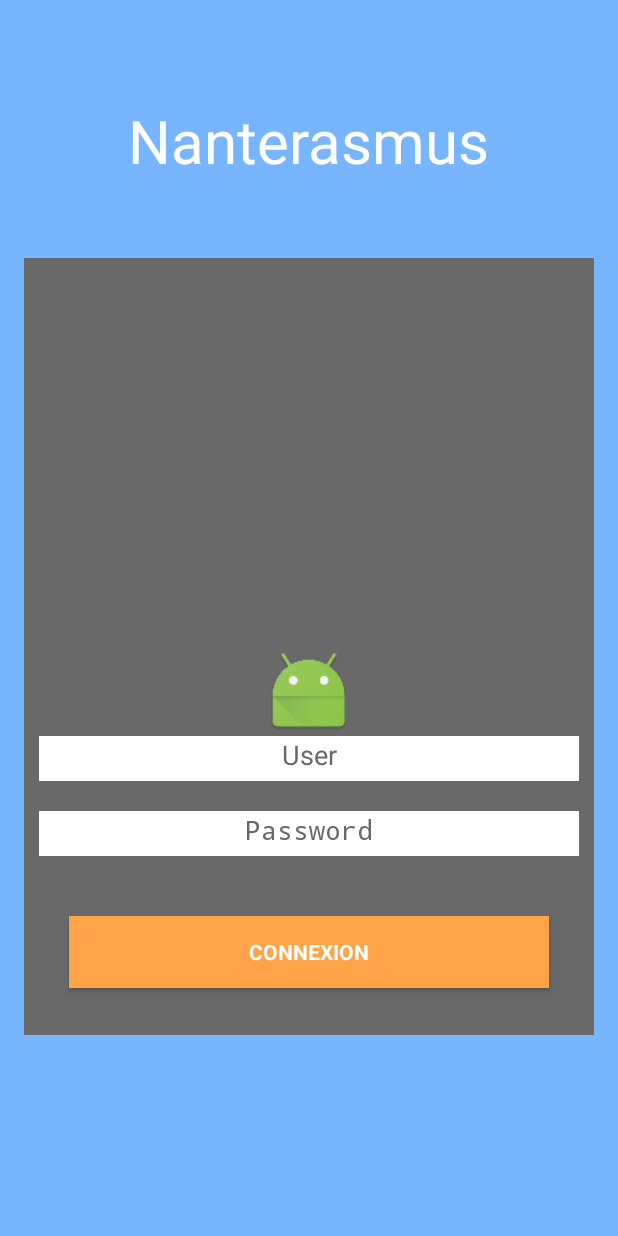
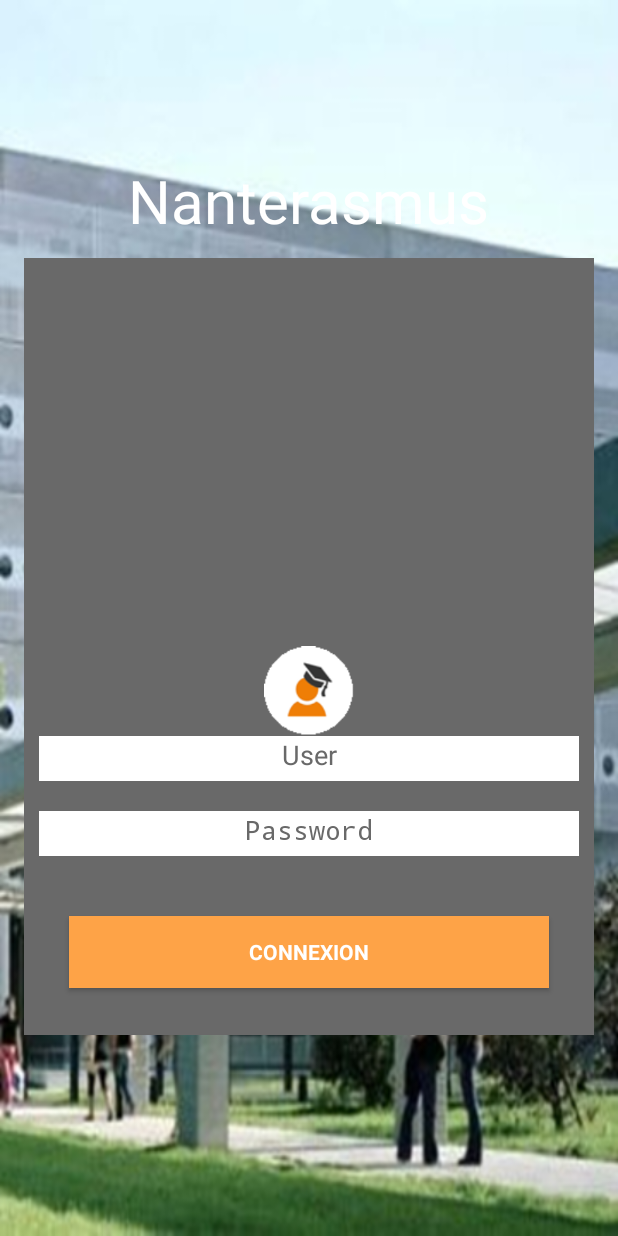
Before and after one commit to Miage-Paris-Ouest/m1c20152016-mobonline, an Android app: the screen it shows after launch (Login), on a phone screen of 412 x 824 dp. Run offline under Robolectric (Android 15) with nearby library versions, the light colour scheme and no system bars.

Commit message:
update picture login

```diff
--- a/app/src/main/java/fr/p10/miage/m1/myapplication/Login.java
+++ b/app/src/main/java/fr/p10/miage/m1/myapplication/Login.java
@@ -74,6 +74,7 @@ public class Login extends Activity {
             log=false;
         }
 
+
         if(log)
         {
             Intent intent = new Intent(this,Accueil.class);
--- a/app/src/main/res/layout/activity_login.xml
+++ b/app/src/main/res/layout/activity_login.xml
@@ -5,7 +5,7 @@
     android:paddingLeft="@dimen/activity_horizontal_margin"
     android:paddingRight="@dimen/activity_horizontal_margin"
     android:paddingTop="@dimen/activity_vertical_margin" tools:context=".Login"
-    android:background="#77b5fe"
+    android:background="@drawable/login"
     android:descendantFocusability="beforeDescendants"
     android:focusableInTouchMode="true">
 
@@ -22,7 +22,9 @@
             android:text="Nanterasmus"
             android:id="@+id/textView2"
             android:textSize="40dp"
-            android:textColor="#ffffffff" />
+            android:textColor="#ffffffff"
+            android:layout_gravity="center_vertical"
+            android:layout_marginTop="40dp" />
 
 
     </LinearLayout>
@@ -48,7 +50,7 @@
                         android:layout_width="60dp"
                         android:layout_height="60dp"
                         android:id="@+id/logo"
-                        android:src="@mipmap/ic_launcher"
+                        android:src="@drawable/logo"
                         android:layout_gravity="center_horizontal" />
 
                     <EditText android:id="@+id/email" android:layout_width="match_parent"
```
Also changed, not shown: app/src/main/res/drawable/login.png (added), app/src/main/res/drawable/logo.png (added).
